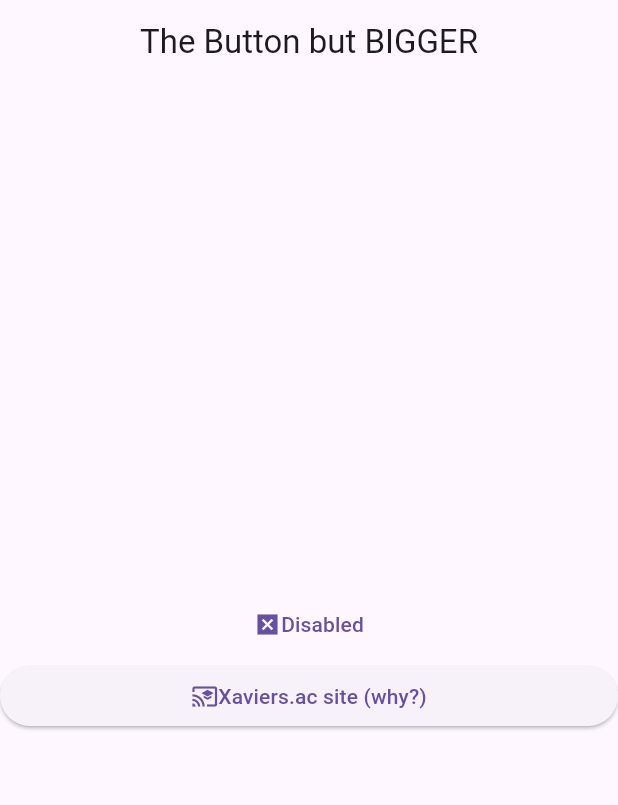
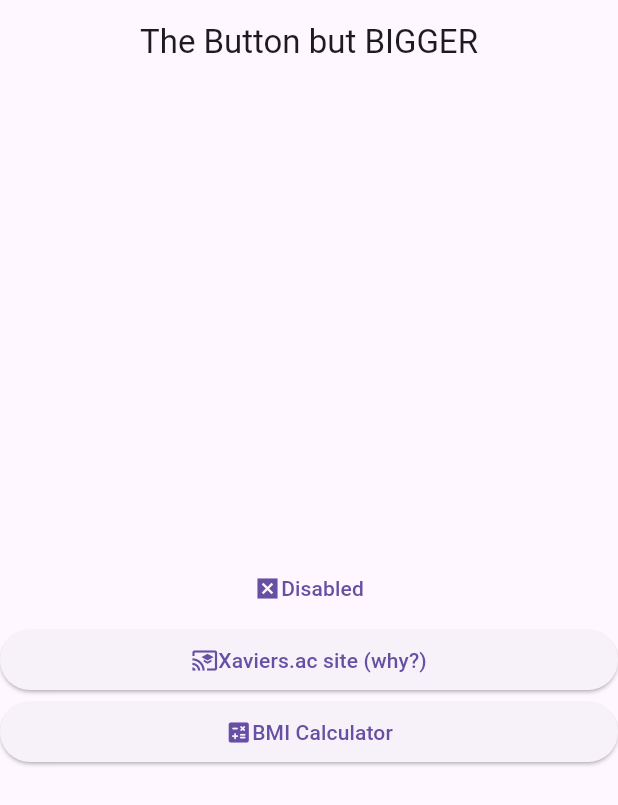
Before and after one commit to josssss07/flutter-pracs, a Flutter app: the screen it shows after launch, on a phone screen of 412 x 824 dp. Shown: the top 805 px of the screen. Run offline on Flutter 3.47's test engine with Material 3 defaults, Android fonts, the phone set to English and light mode, and no system bars.

Commit message:
page two started

```diff
--- a/prac4/lib/pages/homepage.dart
+++ b/prac4/lib/pages/homepage.dart
@@ -57,7 +57,20 @@ class HomePage extends StatelessWidget {
                   Text('Xaviers.ac site (why?)')
                 ],
               ),
-            )
+            ),
+            ElevatedButton(
+              onPressed: () {
+
+              },
+              child: Row(
+                mainAxisAlignment: MainAxisAlignment.center,
+                crossAxisAlignment: CrossAxisAlignment.center,
+                children: <Widget>[
+                  Icon(Icons.calculate_rounded),
+                  Text('BMI Calculator')
+                ],
+              ),
+            ),
           ],
         ),
       ),
```
Also changed, not shown: prac4/lib/pages/pageTwo.dart (added, +33 -0 lines).
